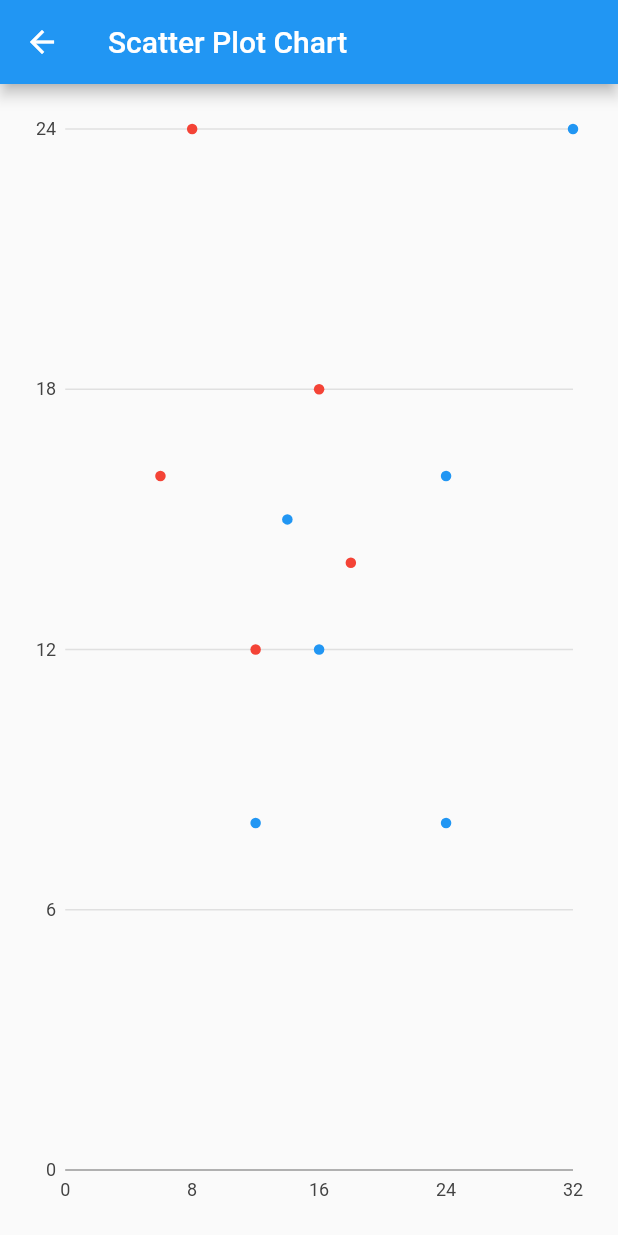
After one commit to HazyFish/visualization-demo-flutter, a Flutter app: the screen it shows after launch, after a tap on "Scatter Plot Chart", on a phone screen of 412 x 824 dp. The commit adds this screen. Run offline on Flutter 3.47's test engine with Material 2 defaults, Android fonts, the phone set to English and light mode, and no system bars; our stand-ins replace charts_flutter.

Commit message:
Add scatter plot chart

```diff
--- a/lib/chart_list_page.dart
+++ b/lib/chart_list_page.dart
@@ -2,6 +2,7 @@ import 'package:flutter/material.dart';
 import 'package:visualization_demo/bar_chart_page.dart';
 import 'package:visualization_demo/line_chart_page.dart';
 import 'package:visualization_demo/pie_chart_page.dart';
+import 'package:visualization_demo/scatter_plot_chart_page.dart';
 
 class ChartListPage extends StatelessWidget {
   @override
@@ -22,6 +23,11 @@ class ChartListPage extends StatelessWidget {
             title: Text('Pie Chart'),
             onTap: () => Navigator.push(
                 context, MaterialPageRoute(builder: (_) => PieChartPage())),
+          ),
+          ListTile(
+            title: Text('Scatter Plot Chart'),
+            onTap: () => Navigator.push(context,
+                MaterialPageRoute(builder: (_) => ScatterPlotChartPage())),
           )
         ]));
   }
--- /dev/null
+++ b/lib/scatter_plot_chart_page.dart
@@ -0,0 +1,53 @@
+import 'dart:math';
+
+import 'package:charts_flutter/flutter.dart';
+import 'package:flutter/material.dart';
+
+class Item extends Point<double> {
+  final double radius;
+
+  Item(double x, double y, this.radius) : super(x, y);
+}
+
+class ScatterPlotChartPage extends StatelessWidget {
+  final List<Series<Item, num>> seriesList = [
+    Series(
+        id: 'A',
+        data: [
+          Item(16, 12, 16),
+          Item(24, 16, 32),
+          Item(32, 24, 16),
+          Item(14, 15, 12),
+          Item(24, 8, 32),
+          Item(12, 8, 20),
+        ],
+        domainFn: (it, _) => it.x,
+        measureFn: (it, _) => it.y,
+        radiusPxFn: (it, _) => it.radius),
+    Series(
+        id: 'B',
+        data: [
+          Item(8, 24, 12),
+          Item(6, 16, 16),
+          Item(12, 12, 20),
+          Item(16, 18, 16),
+          Item(18, 14, 10),
+        ],
+        domainFn: (it, _) => it.x,
+        measureFn: (it, _) => it.y,
+        radiusPxFn: (it, _) => it.radius),
+  ];
+
+  @override
+  Widget build(BuildContext context) {
+    return Scaffold(
+      appBar: AppBar(
+        title: Text('Scatter Plot Chart'),
+      ),
+      body: Padding(
+        padding: EdgeInsets.all(16),
+        child: ScatterPlotChart(seriesList, animate: true),
+      ),
+    );
+  }
+}
```
